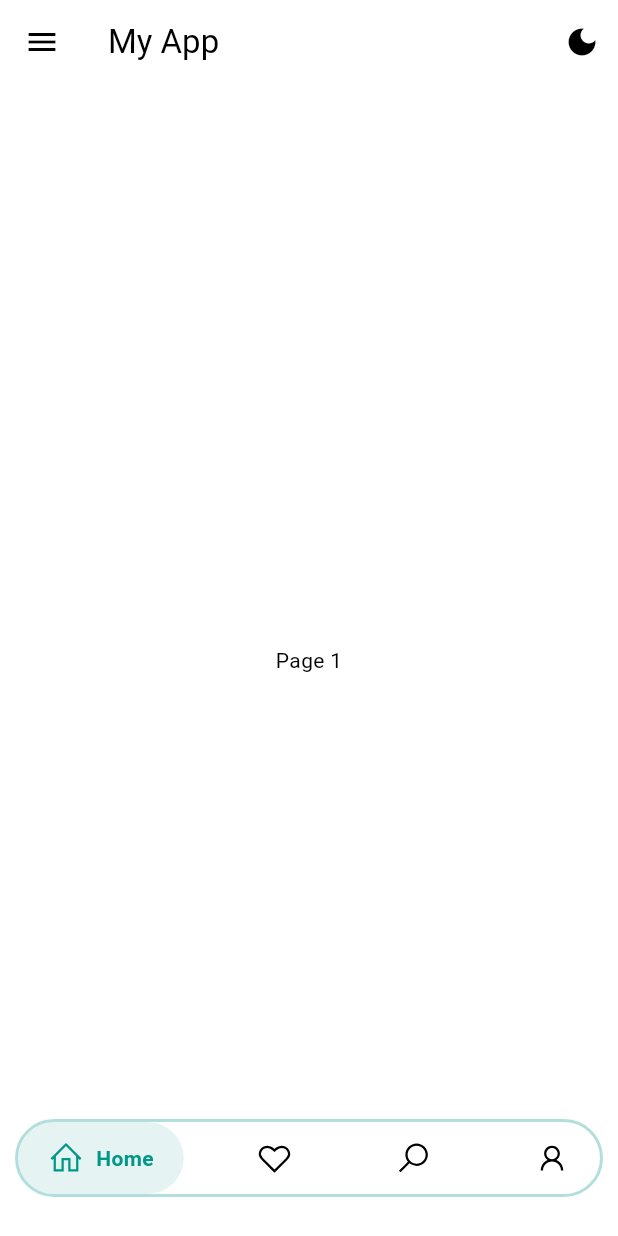
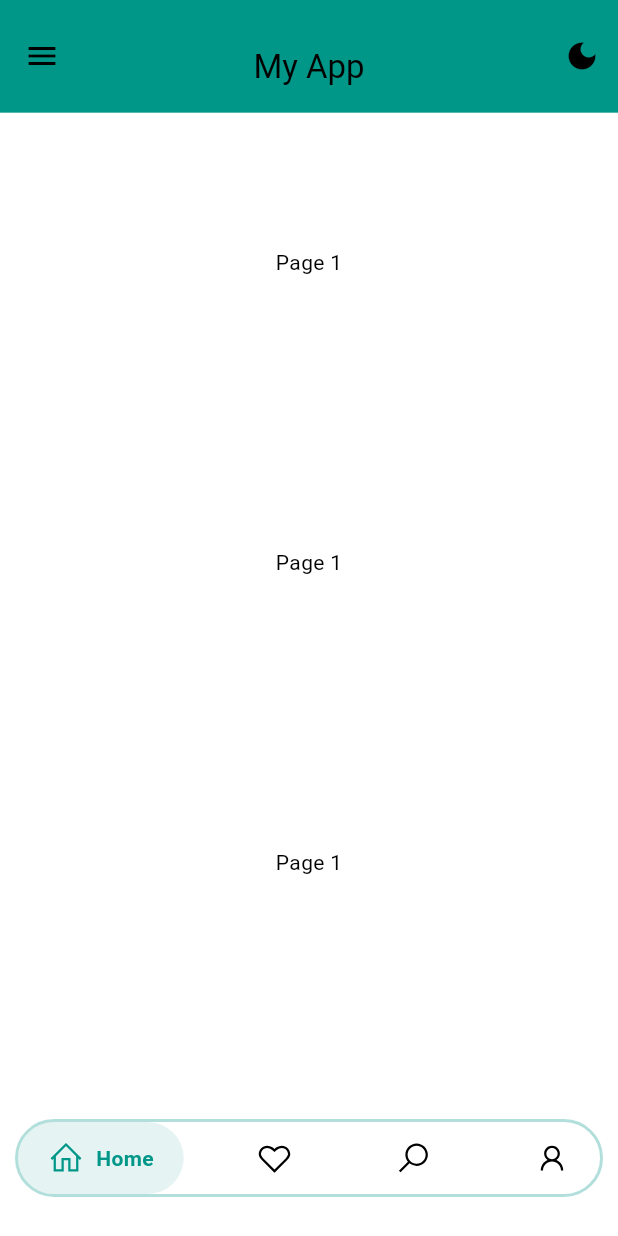
Before and after one commit to abhisheknaik2k20/SIH_Hackathon_Project, a Flutter app: the screen it shows after launch, on a phone screen of 412 x 824 dp. Run offline on Flutter 3.47's test engine with Material 3 defaults, Android fonts, the phone set to English and light mode, and no system bars; drawn by our look-alikes of flutter_advanced_drawer, google_nav_bar; our stand-ins replace line_icons.

Commit message:
2nd commit

```diff
--- a/lib/HomeScreen/my_home_page.dart
+++ b/lib/HomeScreen/my_home_page.dart
@@ -90,8 +90,37 @@ class _MyHomePageState extends State<MyHomePage> {
           ),
         ),
         child: Scaffold(
-        appBar: AppBar(
-          title: const Text('My App'),
+          body: CustomScrollView(
+            physics: const BouncingScrollPhysics(),
+            slivers: [
+              SliverAppBar(
+                backgroundColor: colorScheme.primary,
+                stretch: true,
+                flexibleSpace: FlexibleSpaceBar(
+                  title: const Text("My App"),
+                  centerTitle: true,
+                  stretchModes: const [
+                    StretchMode.zoomBackground,
+                    StretchMode.blurBackground,
+                    StretchMode.fadeTitle,
+                  ],
+                  background: Container(
+                    decoration: BoxDecoration(
+                      gradient: LinearGradient(
+                        begin: Alignment.topCenter,
+                        end: Alignment.bottomCenter,
+                        colors: [
+                          colorScheme.primary,
+                          colorScheme.primary.withOpacity(0.7),
+                        ],
+                      ),
+                    ),
+                  ),
+                ),
+                pinned: true,
+                floating: false,
+                snap: false,
+                toolbarHeight: 75,
                 leading: IconButton(
                   onPressed: _handleMenuButtonPressed,
                   icon: ValueListenableBuilder<AdvancedDrawerValue>(
@@ -118,11 +147,19 @@ class _MyHomePageState extends State<MyHomePage> {
                   ),
                 ],
               ),
-        body: Center(
+              for (int i = 0; i < 10; i++)
+                SliverToBoxAdapter(
+                  child: SizedBox(
+                    height: 200,
+                    child: Center(
                       child: Text(
                         'Page ${_selectedIndex + 1}',
                         style: TextStyle(color: colorScheme.onSurface),
                       ),
+                    ),
+                  ),
+                ),
+            ],
           ),
           floatingActionButton: CustomGNav(
             selectedIndex: _selectedIndex,
@@ -133,9 +170,9 @@ class _MyHomePageState extends State<MyHomePage> {
             },
             colorScheme: colorScheme,
           ),
-        floatingActionButtonLocation: FloatingActionButtonLocation.centerFloat,
-      ),
-    );
+          floatingActionButtonLocation:
+              FloatingActionButtonLocation.centerFloat,
+        ));
   }
 
   void _handleMenuButtonPressed() {
```
Lines whose indentation alone changed are shown as unchanged.
